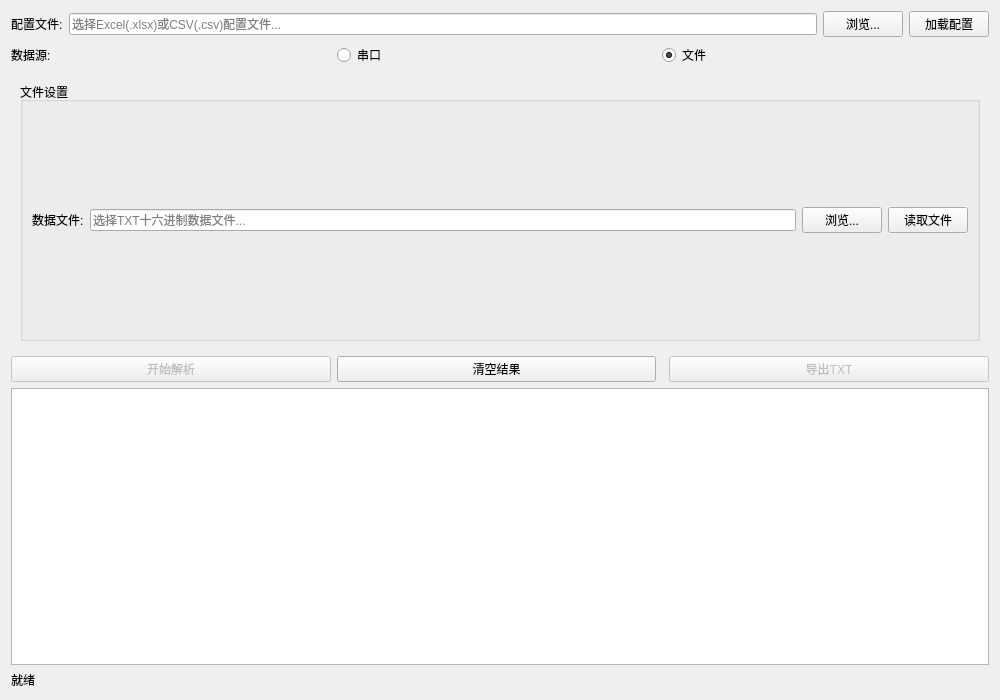
Before: the Qt Designer form widget.ui in BAKUMAN-0704/UARTStreamParsing, drawn with Qt 5.
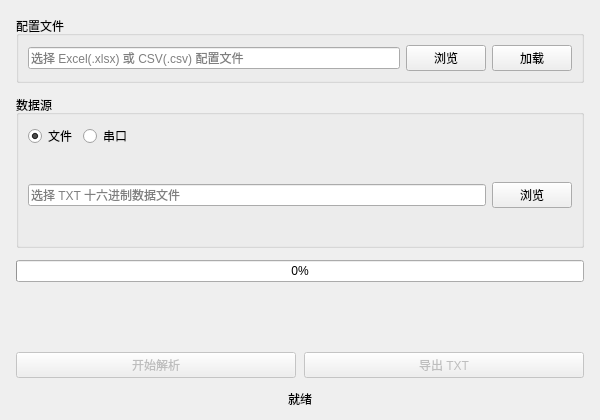
After: the same form once the commit is applied. The open tabs and pages were chosen to show the change.

Commit message: feat: 优化串口数据解析界面，添加字体支持和进度条，重构代码结构

What changed in the file:
```diff
--- a/widget.ui
+++ b/widget.ui
@@ -6,67 +6,87 @@
    <rect>
     <x>0</x>
     <y>0</y>
-    <width>1000</width>
-    <height>700</height>
+    <width>600</width>
+    <height>420</height>
    </rect>
   </property>
+  <property name="minimumSize">
+   <size>
+    <width>500</width>
+    <height>350</height>
+   </size>
+  </property>
   <property name="windowTitle">
-   <string>UART Stream Parsing - 串口数据解析工具</string>
+   <string>UART Stream Parsing</string>
   </property>
   <layout class="QVBoxLayout" name="mainLayout">
+   <property name="spacing">
+    <number>12</number>
+   </property>
+   <property name="leftMargin">
+    <number>16</number>
+   </property>
+   <property name="topMargin">
+    <number>16</number>
+   </property>
+   <property name="rightMargin">
+    <number>16</number>
+   </property>
+   <property name="bottomMargin">
+    <number>12</number>
+   </property>
    <item>
+    <widget class="QGroupBox" name="groupConfig">
+     <property name="title">
+      <string>配置文件</string>
+     </property>
     <layout class="QHBoxLayout" name="configLayout">
-     <item>
-      <widget class="QLabel" name="labelConfig">
-       <property name="text">
-        <string>配置文件:</string>
-       </property>
-      </widget>
-     </item>
      <item>
       <widget class="QLineEdit" name="editConfigPath">
        <property name="readOnly">
         <bool>true</bool>
        </property>
        <property name="placeholderText">
-        <string>选择Excel(.xlsx)或CSV(.csv)配置文件...</string>
+         <string>选择 Excel(.xlsx) 或 CSV(.csv) 配置文件</string>
        </property>
       </widget>
      </item>
      <item>
       <widget class="QPushButton" name="btnBrowseConfig">
        <property name="text">
-        <string>浏览...</string>
+         <string>浏览</string>
+        </property>
+        <property name="fixedWidth" stdset="0">
+         <number>60</number>
        </property>
       </widget>
      </item>
      <item>
       <widget class="QPushButton" name="btnLoadConfig">
        <property name="text">
-        <string>加载配置</string>
+         <string>加载</string>
+        </property>
+        <property name="fixedWidth" stdset="0">
+         <number>60</number>
        </property>
       </widget>
      </item>
     </layout>
+    </widget>
    </item>
+   <item>
+    <widget class="QGroupBox" name="groupSource">
+     <property name="title">
+      <string>数据源</string>
+     </property>
+     <layout class="QVBoxLayout" name="sourceMainLayout">
    <item>
     <layout class="QHBoxLayout" name="sourceSelectLayout">
-     <item>
-      <widget class="QLabel" name="labelSource">
-       <property name="text">
-        <string>数据源:</string>
-       </property>
-      </widget>
-     </item>
-     <item>
-      <widget class="QRadioButton" name="radioSerial">
-       <property name="text">
-        <string>串口</string>
-       </property>
-      </widget>
-     </item>
      <item>
       <widget class="QRadioButton" name="radioFile">
+          <property name="enabled">
+           <bool>true</bool>
+          </property>
        <property name="text">
         <string>文件</string>
        </property>
@@ -75,11 +95,24 @@
        </property>
       </widget>
      </item>
+        <item>
+         <widget class="QRadioButton" name="radioSerial">
+          <property name="text">
+           <string>串口</string>
+          </property>
+         </widget>
+        </item>
      <item>
       <spacer name="sourceSpacer">
        <property name="orientation">
         <enum>Qt::Horizontal</enum>
        </property>
+          <property name="sizeHint" stdset="0">
+           <size>
+            <width>0</width>
+            <height>0</height>
+           </size>
+          </property>
       </spacer>
      </item>
     </layout>
@@ -89,35 +122,70 @@
      <property name="currentIndex">
       <number>1</number>
      </property>
+        <widget class="QWidget" name="pageFile">
+         <layout class="QHBoxLayout" name="fileLayout">
+          <property name="leftMargin">
+           <number>0</number>
+          </property>
+          <property name="topMargin">
+           <number>0</number>
+          </property>
+          <property name="rightMargin">
+           <number>0</number>
+          </property>
+          <property name="bottomMargin">
+           <number>0</number>
+          </property>
+          <item>
+           <widget class="QLineEdit" name="editDataFilePath">
+            <property name="readOnly">
+             <bool>true</bool>
+            </property>
+            <property name="placeholderText">
+             <string>选择 TXT 十六进制数据文件</string>
+            </property>
+           </widget>
+          </item>
+          <item>
+           <widget class="QPushButton" name="btnBrowseDataFile">
+            <property name="text">
+             <string>浏览</string>
+            </property>
+            <property name="fixedWidth" stdset="0">
+             <number>60</number>
+            </property>
+           </widget>
+          </item>
+         </layout>
+        </widget>
      <widget class="QWidget" name="pageSerial">
-      <layout class="QVBoxLayout" name="serialPageLayout">
-       <item>
-        <widget class="QGroupBox" name="groupSerial">
-         <property name="title">
-          <string>串口设置</string>
-         </property>
          <layout class="QGridLayout" name="serialGridLayout">
+          <property name="leftMargin">
+           <number>0</number>
+          </property>
+          <property name="topMargin">
+           <number>0</number>
+          </property>
+          <property name="rightMargin">
+           <number>0</number>
+          </property>
+          <property name="bottomMargin">
+           <number>0</number>
+          </property>
           <item row="0" column="0">
            <widget class="QLabel" name="labelPort">
             <property name="text">
-             <string>端口:</string>
+             <string>端口</string>
             </property>
            </widget>
           </item>
           <item row="0" column="1">
            <widget class="QComboBox" name="comboPort"/>
           </item>
-          <item row="0" column="2">
-           <widget class="QPushButton" name="btnRefreshPorts">
-            <property name="text">
-             <string>刷新</string>
-            </property>
-           </widget>
-          </item>
           <item row="0" column="3">
            <widget class="QLabel" name="labelBaud">
             <property name="text">
-             <string>波特率:</string>
+             <string>波特率</string>
             </property>
            </widget>
           </item>
@@ -127,7 +195,7 @@
           <item row="1" column="0">
            <widget class="QLabel" name="labelDataBits">
             <property name="text">
-             <string>数据位:</string>
+             <string>数据位</string>
             </property>
            </widget>
           </item>
@@ -137,14 +205,14 @@
           <item row="1" column="2">
            <widget class="QLabel" name="labelStopBits">
             <property name="text">
-             <string>停止位:</string>
+             <string>停止位</string>
             </property>
            </widget>
           </item>
           <item row="1" column="3">
            <widget class="QLabel" name="labelParity">
             <property name="text">
-             <string>校验:</string>
+             <string>校验</string>
             </property>
            </widget>
           </item>
@@ -163,128 +231,96 @@
           </item>
           <item row="2" column="1">
            <widget class="QPushButton" name="btnClosePort">
+            <property name="enabled">
+             <bool>false</bool>
+            </property>
             <property name="text">
              <string>关闭串口</string>
             </property>
-            <property name="enabled">
-             <bool>false</bool>
-            </property>
            </widget>
           </item>
           <item row="2" column="3" colspan="2">
            <widget class="QLabel" name="labelSerialStatus">
             <property name="text">
-             <string>状态: 未连接</string>
+             <string>未连接</string>
             </property>
            </widget>
           </item>
-         </layout>
-        </widget>
-       </item>
-      </layout>
-     </widget>
-     <widget class="QWidget" name="pageFile">
-      <layout class="QVBoxLayout" name="filePageLayout">
-       <item>
-        <widget class="QGroupBox" name="groupFile">
-         <property name="title">
-          <string>文件设置</string>
-         </property>
-         <layout class="QHBoxLayout" name="fileLayout">
-          <item>
-           <widget class="QLabel" name="labelFilePath">
+          <item row="2" column="2">
+           <widget class="QPushButton" name="btnRefreshPorts">
             <property name="text">
-             <string>数据文件:</string>
+             <string>刷新</string>
             </property>
+           </widget>
+          </item>
+         </layout>
+        </widget>
+       </widget>
+      </item>
+     </layout>
            </widget>
           </item>
           <item>
-           <widget class="QLineEdit" name="editDataFilePath">
-            <property name="readOnly">
+    <widget class="QProgressBar" name="progressBar">
+     <property name="visible">
+      <bool>false</bool>
+     </property>
+     <property name="value">
+      <number>0</number>
+     </property>
+     <property name="textVisible">
              <bool>true</bool>
             </property>
-            <property name="placeholderText">
-             <string>选择TXT十六进制数据文件...</string>
-            </property>
            </widget>
           </item>
           <item>
-           <widget class="QPushButton" name="btnBrowseDataFile">
-            <property name="text">
-             <string>浏览...</string>
-            </property>
-           </widget>
-          </item>
-          <item>
-           <widget class="QPushButton" name="btnReadFile">
-            <property name="text">
-             <string>读取文件</string>
-            </property>
-           </widget>
-          </item>
-         </layout>
-        </widget>
-       </item>
-      </layout>
-     </widget>
-    </widget>
+    <spacer name="verticalSpacer">
+     <property name="orientation">
+      <enum>Qt::Vertical</enum>
+     </property>
+     <property name="sizeHint" stdset="0">
+      <size>
+       <width>0</width>
+       <height>0</height>
+      </size>
+     </property>
+    </spacer>
    </item>
    <item>
     <layout class="QHBoxLayout" name="actionLayout">
+     <property name="spacing">
+      <number>8</number>
+     </property>
      <item>
       <widget class="QPushButton" name="btnParse">
+       <property name="enabled">
+        <bool>false</bool>
+       </property>
        <property name="text">
         <string>开始解析</string>
        </property>
-       <property name="enabled">
-        <bool>false</bool>
-       </property>
       </widget>
      </item>
-     <item>
-      <widget class="QPushButton" name="btnClearResults">
-       <property name="text">
-        <string>清空结果</string>
-       </property>
-      </widget>
-     </item>
-     <item>
-      <spacer name="actionSpacer">
-       <property name="orientation">
-        <enum>Qt::Horizontal</enum>
-       </property>
-      </spacer>
-     </item>
      <item>
       <widget class="QPushButton" name="btnExport">
-       <property name="text">
-        <string>导出TXT</string>
-       </property>
        <property name="enabled">
         <bool>false</bool>
        </property>
+       <property name="text">
+        <string>导出 TXT</string>
+       </property>
       </widget>
      </item>
     </layout>
    </item>
-   <item>
-    <widget class="QTableWidget" name="tableResults">
-     <property name="alternatingRowColors">
-      <bool>true</bool>
-     </property>
-     <property name="selectionMode">
-      <enum>QAbstractItemView::SingleSelection</enum>
-     </property>
-     <property name="selectionBehavior">
-      <enum>QAbstractItemView::SelectRows</enum>
-     </property>
-    </widget>
-   </item>
    <item>
     <widget class="QLabel" name="labelStatus">
      <property name="text">
       <string>就绪</string>
      </property>
+     <property name="alignment">
+      <set>Qt::AlignCenter</set>
+     </property>
     </widget>
    </item>
   </layout>
```
Lines whose indentation alone changed are shown as unchanged. The commit also changes 6 other files.
